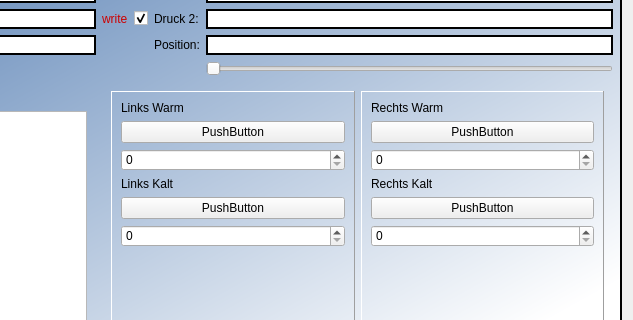
First picture: the form in form.ui, repository JSchulzG/PiXtend-CO2Messstand, before the edit; both pictures show x 435 to 1068 and y 83 to 403 of the 1068 by 607 pixel window.
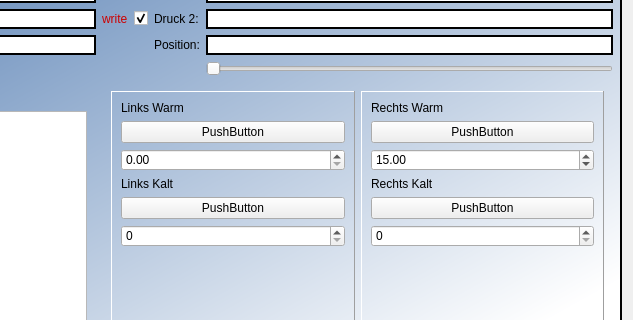
Second picture: the form after the edit.

Commit message: Switch water depending from position

Patch:
```diff
--- a/form.ui
+++ b/form.ui
@@ -427,7 +427,11 @@
              </widget>
             </item>
             <item>
-             <widget class="QSpinBox" name="spinBox_3"/>
+             <widget class="QDoubleSpinBox" name="switchRight">
+              <property name="value">
+               <double>15.000000000000000</double>
+              </property>
+             </widget>
             </item>
             <item>
              <widget class="QLabel" name="label_5">
@@ -489,7 +493,7 @@
              </widget>
             </item>
             <item>
-             <widget class="QSpinBox" name="spinBox"/>
+             <widget class="QDoubleSpinBox" name="switchLeft"/>
             </item>
             <item>
              <widget class="QLabel" name="label_3">
```
The commit also changes 2 other files.
